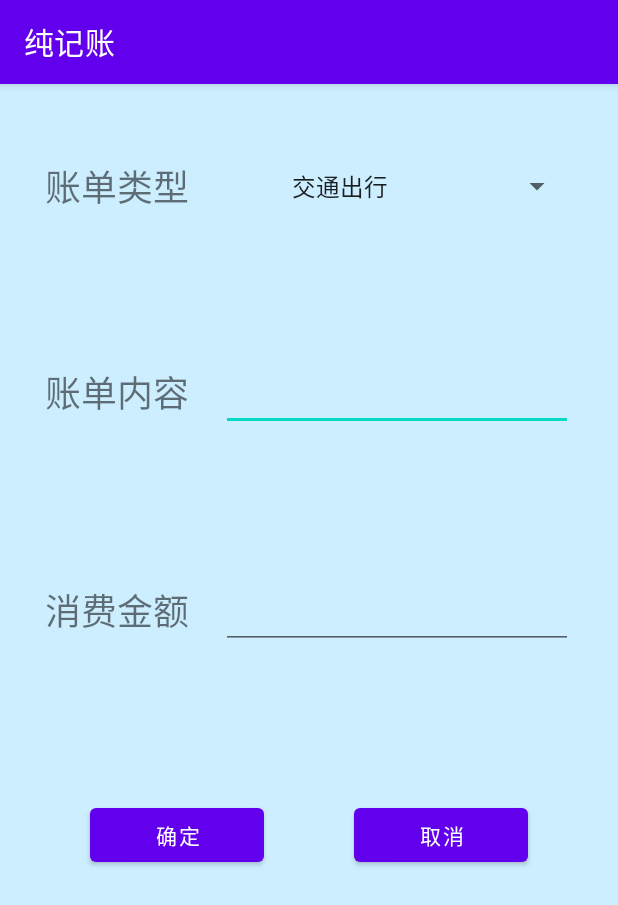
After one commit to wuyuansushen/MobileLearning, an Android app: the CreateTransactions screen opened directly, with no data from a screen before it, on a phone screen of 412 x 824 dp. The commit adds this screen. Shown: the top 905 px of the screen. Run offline under Robolectric (Android 15) with nearby library versions, the phone set to English and light mode, and no system bars.

Commit message:
Determine UI

```diff
--- a/app/src/main/AndroidManifest.xml
+++ b/app/src/main/AndroidManifest.xml
@@ -10,6 +10,9 @@
         android:supportsRtl="true"
         android:theme="@style/Theme.MobileLearning">
         <activity
+            android:name=".CreateTransactions"
+            android:exported="false" />
+        <activity
             android:name=".MainActivity"
             android:exported="true">
             <intent-filter>
--- /dev/null
+++ b/app/src/main/java/com/wwl/mobilelearning/CreateTransactions.java
@@ -0,0 +1,34 @@
+package com.wwl.mobilelearning;
+
+import androidx.appcompat.app.AppCompatActivity;
+
+import android.content.Intent;
+import android.os.Bundle;
+import android.view.View;
+import android.widget.Button;
+import android.widget.EditText;
+
+public class CreateTransactions extends AppCompatActivity {
+
+    @Override
+    protected void onCreate(Bundle savedInstanceState) {
+        super.onCreate(savedInstanceState);
+        setContentView(R.layout.activity_create_transactions);
+
+        Intent intent= getIntent();
+
+        EditText descriptionText=findViewById(R.id.name);
+        //是编辑操作进入还是新建操作进入
+        String description=intent.getStringExtra("name");
+        if(description!=null){
+        }
+
+        Button cancelButton=this.findViewById(R.id.cancel);
+        cancelButton.setOnClickListener(new View.OnClickListener() {
+            @Override
+            public void onClick(View v) {
+                CreateTransactions.this.finish();
+            }
+        });
+    }
+}
--- a/app/src/main/java/com/wwl/mobilelearning/MainActivity.java
+++ b/app/src/main/java/com/wwl/mobilelearning/MainActivity.java
@@ -1,8 +1,12 @@
 package com.wwl.mobilelearning;
 
 import androidx.appcompat.app.AppCompatActivity;
+import androidx.annotation.NonNull;
 
+import android.content.Intent;
 import android.os.Bundle;
+import android.view.View;
+import android.widget.EditText;
 
 public class MainActivity extends AppCompatActivity {
 
@@ -11,4 +15,8 @@ public class MainActivity extends AppCompatActivity {
         super.onCreate(savedInstanceState);
         setContentView(R.layout.activity_main);
     }
+        public void createTransactions(View view) {
+        Intent intent=new Intent(this,CreateTransactions.class);
+        startActivity(intent);
+        }
 }
--- /dev/null
+++ b/app/src/main/res/layout/activity_create_transactions.xml
@@ -0,0 +1,125 @@
+<?xml version="1.0" encoding="utf-8"?>
+<androidx.constraintlayout.widget.ConstraintLayout xmlns:android="http://schemas.android.com/apk/res/android"
+    xmlns:app="http://schemas.android.com/apk/res-auto"
+    xmlns:tools="http://schemas.android.com/tools"
+    android:layout_width="match_parent"
+    android:layout_height="match_parent"
+    android:background="#cceeff"
+    tools:context=".CreateTransactions">
+
+    <LinearLayout
+        android:layout_width="match_parent"
+        android:layout_height="match_parent"
+        android:orientation="vertical">
+
+        <LinearLayout
+            android:layout_width="match_parent"
+            android:layout_height="wrap_content"
+            android:layout_marginStart="30dp"
+            android:layout_marginEnd="30dp"
+            android:layout_marginTop="50dp"
+            android:layout_marginBottom="50dp"
+            android:orientation="horizontal">
+
+            <TextView
+                android:id="@+id/textView3"
+                android:layout_width="wrap_content"
+                android:layout_height="wrap_content"
+                android:layout_weight="1"
+                android:text="账单类型"
+                android:textSize="24sp" />
+
+            <Spinner
+                android:id="@+id/transactionType"
+                android:layout_width="wrap_content"
+                android:layout_height="match_parent"
+                android:layout_weight="1"
+                android:entries="@array/transactionType"
+                android:scrollbarSize="4dp"
+                android:spinnerMode="dropdown" />
+
+        </LinearLayout>
+
+        <LinearLayout
+            android:layout_width="match_parent"
+            android:layout_height="wrap_content"
+            android:layout_marginStart="30dp"
+            android:layout_marginEnd="30dp"
+            android:layout_marginTop="50dp"
+            android:layout_marginBottom="50dp"
+            android:orientation="horizontal">
+
+            <TextView
+                android:id="@+id/textView4"
+                android:layout_width="wrap_content"
+                android:layout_height="wrap_content"
+                android:layout_weight="1"
+                android:text="账单内容"
+                android:textSize="24sp" />
+
+            <EditText
+                android:id="@+id/name"
+                android:layout_width="wrap_content"
+                android:layout_height="wrap_content"
+                android:layout_weight="1"
+                android:ems="10"
+                android:inputType="textPersonName"
+                android:text="" />
+        </LinearLayout>
+
+        <LinearLayout
+            android:layout_width="match_parent"
+            android:layout_height="wrap_content"
+            android:layout_marginStart="30dp"
+            android:layout_marginEnd="30dp"
+            android:layout_marginTop="50dp"
+            android:layout_marginBottom="50dp"
+            android:orientation="horizontal">
+
+            <TextView
+                android:id="@+id/textView5"
+                android:layout_width="wrap_content"
+                android:layout_height="wrap_content"
+                android:textSize="24sp"
+                android:layout_weight="1"
+                android:text="消费金额" />
+
+            <EditText
+                android:id="@+id/price"
+                android:layout_width="wrap_content"
+                android:layout_height="wrap_content"
+                android:layout_weight="1"
+                android:ems="10"
+                android:inputType="textPersonName"
+                android:text="" />
+        </LinearLayout>
+
+        <LinearLayout
+            android:layout_width="match_parent"
+            android:layout_height="wrap_content"
+            android:layout_marginStart="30dp"
+            android:layout_marginEnd="30dp"
+            android:layout_marginTop="50dp"
+            android:layout_marginBottom="50dp"
+            android:orientation="horizontal">
+
+            <Button
+                android:id="@+id/button"
+                android:layout_width="wrap_content"
+                android:layout_height="wrap_content"
+                android:layout_marginStart="30dp"
+                android:layout_marginEnd="30dp"
+                android:layout_weight="1"
+                android:text="确定" />
+
+            <Button
+                android:id="@+id/cancel"
+                android:layout_width="wrap_content"
+                android:layout_height="wrap_content"
+                android:layout_marginStart="30dp"
+                android:layout_marginEnd="30dp"
+                android:layout_weight="1"
+                android:text="取消" />
+        </LinearLayout>
+    </LinearLayout>
+</androidx.constraintlayout.widget.ConstraintLayout>
--- a/app/src/main/res/layout/activity_main.xml
+++ b/app/src/main/res/layout/activity_main.xml
@@ -16,6 +16,7 @@
         android:layout_marginEnd="50dp"
         android:layout_marginBottom="50dp"
         android:clickable="true"
+        android:onClick="createTransactions"
         android:tint="#FFFFFF"
         android:tintMode="multiply"
         app:backgroundTint="#E91E63"
@@ -57,6 +58,7 @@
                 android:layout_width="match_parent"
                 android:layout_height="wrap_content"
                 android:text="TextView"
+                android:textColor="@color/black"
                 android:textAlignment="center" />
         </LinearLayout>
 
@@ -64,7 +66,6 @@
             android:layout_width="391dp"
             android:layout_height="wrap_content"
             android:layout_marginBottom="30dp"
-            android:background="#0003A9F4"
             android:orientation="horizontal">
 
             <LinearLayout
@@ -77,6 +78,7 @@
                     android:layout_width="match_parent"
                     android:layout_height="wrap_content"
                     android:text="TextView"
+                    android:textColor="#00ff00"
                     android:textAlignment="center" />
 
                 <TextView
@@ -100,6 +102,7 @@
                     android:layout_width="match_parent"
                     android:layout_height="wrap_content"
                     android:text="TextView"
+                    android:textColor="#ff0000"
                     android:textAlignment="center" />
 
                 <TextView
@@ -120,7 +123,7 @@
     <LinearLayout
         android:layout_width="match_parent"
         android:layout_height="0dp"
-        android:background="#9BA7CF"
+        android:background="#FFFFFF"
         android:orientation="vertical"
         app:layout_constraintBottom_toBottomOf="parent"
         app:layout_constraintEnd_toEndOf="parent"
--- /dev/null
+++ b/app/src/main/res/values/transactionType.xml
@@ -0,0 +1,11 @@
+<?xml version="1.0" encoding="utf-8"?>
+<resources>
+    <string-array name="transactionType">
+        <item>交通出行</item>
+        <item>外出就餐</item>
+        <item>生活杂物</item>
+        <item>休闲/购物</item>
+        <item>医疗健康</item>
+        <item>教育支出</item>
+    </string-array>
+</resources>
```
